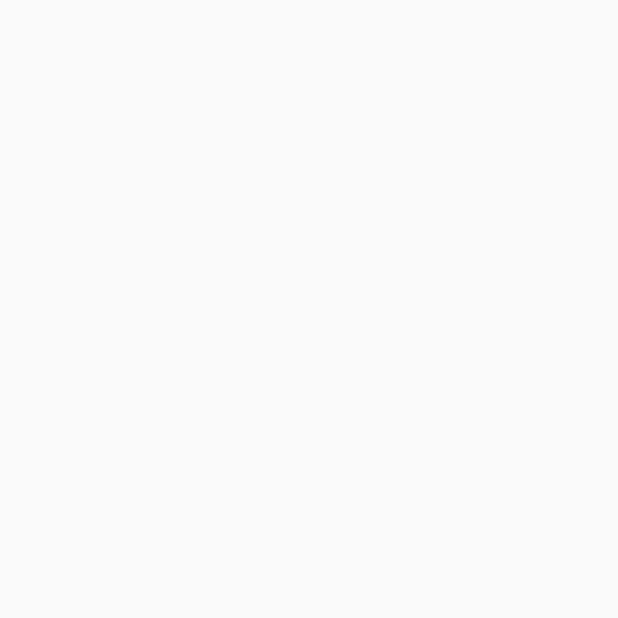
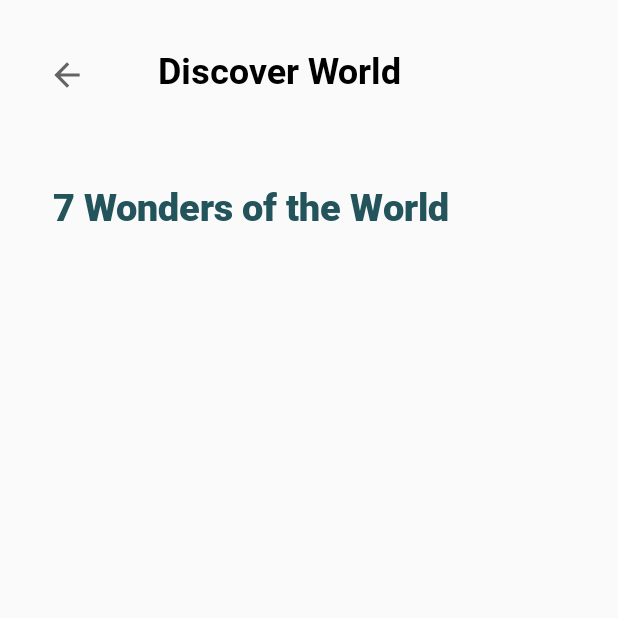
Before and after one commit to aadityarasala/theExplorer, an Android app: the discover_beauty1 screen opened directly, with no data from a screen before it, on a phone screen of 412 x 824 dp, the top half of it. Before the commit the part shown is empty. Run offline under Robolectric (Android 15) with nearby library versions, the phone set to English and light mode, and no system bars.

Commit message:
developing discover_beauty1

```diff
--- a/app/src/main/res/drawable/arrow.xml
+++ b/app/src/main/res/drawable/arrow.xml
@@ -6,6 +6,6 @@
     android:tint="?attr/colorControlNormal"
     android:autoMirrored="true">
   <path
-      android:fillColor="@android:color/white"
+      android:fillColor="@android:color/black"
       android:pathData="M20,11H7.83l5.59,-5.59L12,4l-8,8 8,8 1.41,-1.41L7.83,13H20v-2z"/>
 </vector>
--- a/app/src/main/res/layout/activity_discover_beauty1.xml
+++ b/app/src/main/res/layout/activity_discover_beauty1.xml
@@ -6,4 +6,55 @@
     android:layout_height="match_parent"
     tools:context=".discover_beauty1">
 
+    <ImageView
+        android:layout_width="25dp"
+        android:layout_height="25dp"
+        android:layout_marginTop="37dp"
+        android:layout_marginLeft="32dp"
+        android:src="@drawable/arrow"
+        app:layout_constraintStart_toStartOf="parent"
+        app:layout_constraintTop_toTopOf="parent"/>
+    <TextView
+        android:layout_width="wrap_content"
+        android:layout_height="wrap_content"
+        android:layout_marginTop="30dp"
+        android:layout_marginLeft="105dp"
+        android:text="Discover World"
+        android:textColor="@color/black"
+        android:textSize="24dp"
+        android:fontFamily="@font/roboto_bold"
+        app:layout_constraintStart_toStartOf="parent"
+        app:layout_constraintTop_toTopOf="parent"/>
+
+    <RelativeLayout
+        android:layout_width="match_parent"
+        android:layout_height="wrap_content"
+        android:layout_marginTop="120dp"
+        app:layout_constraintStart_toStartOf="parent"
+        app:layout_constraintTop_toTopOf="parent">
+
+        #layer1
+        <LinearLayout
+            android:layout_width="wrap_content"
+            android:layout_height="wrap_content"
+            android:orientation="vertical">
+            <LinearLayout
+                android:layout_width="wrap_content"
+                android:layout_height="wrap_content"
+                android:layout_marginLeft="35dp">
+                <TextView
+                    android:layout_width="wrap_content"
+                    android:layout_height="wrap_content"
+                    android:text="7 Wonders of the World"
+                    android:textColor="@color/txtcolor"
+                    android:fontFamily="@font/roboto_black"
+                    android:textSize="25dp"/>
+            </LinearLayout>
+            <LinearLayout
+                android:layout_width="match_parent"
+                android:layout_height="288dp">
+
+            </LinearLayout>
+        </LinearLayout>
+    </RelativeLayout>
 </androidx.constraintlayout.widget.ConstraintLayout>
```
